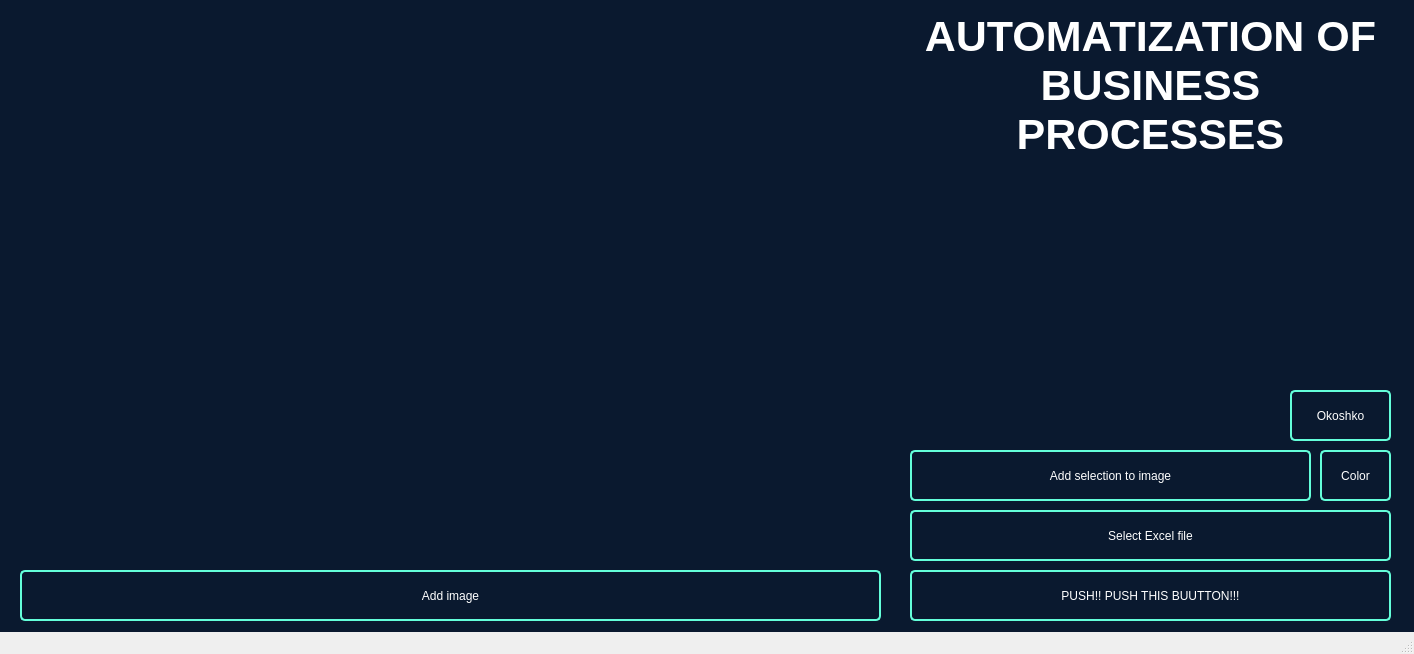
Above: Uncompiled.ui from CyberBro9/aobp before the change. Below: the same form after it.
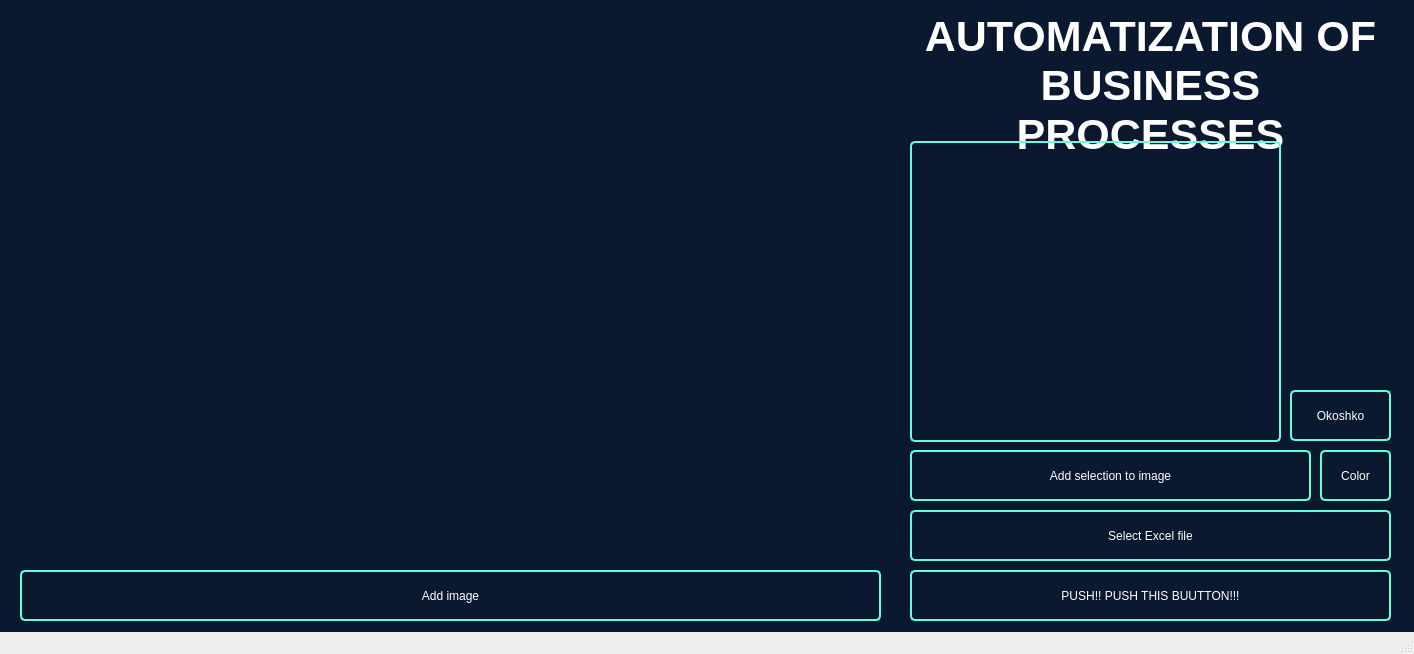
That is the form after the change.

```diff
--- a/Uncompiled.ui
+++ b/Uncompiled.ui
@@ -216,6 +216,24 @@
      <string>Okoshko</string>
     </property>
    </widget>
+   <widget class="QListWidget" name="selections">
+    <property name="geometry">
+     <rect>
+      <x>910</x>
+      <y>141</y>
+      <width>371</width>
+      <height>301</height>
+     </rect>
+    </property>
+    <property name="styleSheet">
+     <string notr="true">border: 2px  solid rgb(100, 255, 218) ;
+	background-color: transparent;
+	border-radius: 5px;
+	padding: 10px 10px;
+	color: rgb(255, 255, 255);
+	font: 12pt &quot;Yu Gothic UIl&quot;;</string>
+    </property>
+   </widget>
   </widget>
   <widget class="QStatusBar" name="statusbar">
    <property name="enabled">
```
